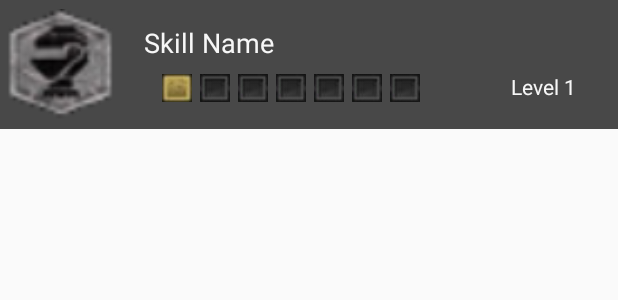
After one commit to Alberdrocs/MHWBuilder, an Android app: the layout list_item_skills.xml on its own in the app's theme, with its tools: preview values and no code run, on a phone screen of 412 x 824 dp. The commit adds this screen. Shown: the top 300 px of the screen. Run offline under Robolectric (Android 15) with nearby library versions, the phone set to English and light mode, and no system bars.

Commit message:
Added skills Recycler View

```diff
--- /dev/null
+++ b/app/src/main/res/layout/list_item_skills.xml
@@ -0,0 +1,115 @@
+<?xml version="1.0" encoding="utf-8"?>
+<layout xmlns:android="http://schemas.android.com/apk/res/android"
+    xmlns:app="http://schemas.android.com/apk/res-auto"
+    xmlns:tools="http://schemas.android.com/tools">
+
+    <data>
+
+    </data>
+
+    <androidx.constraintlayout.widget.ConstraintLayout
+        android:id="@+id/linearLayout"
+        android:layout_width="match_parent"
+        android:layout_height="wrap_content"
+        android:background="#B5000000"
+        android:orientation="vertical">
+
+        <ImageView
+            android:id="@+id/skillImage"
+            android:layout_width="76dp"
+            android:layout_height="86dp"
+            app:layout_constraintStart_toStartOf="parent"
+            app:layout_constraintTop_toTopOf="parent"
+            app:srcCompat="@mipmap/skill_icon_white" />
+
+        <TextView
+            android:id="@+id/skillNameTextView"
+            android:layout_width="wrap_content"
+            android:layout_height="wrap_content"
+            android:layout_marginStart="20dp"
+            android:layout_marginTop="16dp"
+            android:text="Skill Name"
+            android:textColor="#F7F7F7"
+            android:textSize="18sp"
+            app:layout_constraintStart_toEndOf="@+id/skillImage"
+            app:layout_constraintTop_toTopOf="parent" />
+
+        <TextView
+            android:id="@+id/skillActiveLevelTextView"
+            android:layout_width="wrap_content"
+            android:layout_height="wrap_content"
+            android:layout_marginTop="48dp"
+            android:layout_marginEnd="28dp"
+            android:text="Level 1"
+            android:textColor="#F7F7F7"
+            app:layout_constraintEnd_toEndOf="parent"
+            app:layout_constraintTop_toTopOf="parent" />
+
+        <LinearLayout
+            android:id="@+id/skillLevelsLinearLayout"
+            android:layout_width="wrap_content"
+            android:layout_height="wrap_content"
+            android:layout_marginStart="32dp"
+            android:layout_marginTop="8dp"
+            android:orientation="horizontal"
+            app:layout_constraintStart_toEndOf="@+id/skillImage"
+            app:layout_constraintTop_toBottomOf="@+id/skillNameTextView">
+
+            <ImageView
+                android:id="@+id/skillLevelImageView1"
+                android:layout_width="20dp"
+                android:layout_height="20dp"
+                android:layout_marginEnd="5dp"
+                android:layout_weight="1"
+                app:srcCompat="@mipmap/skill_active" />
+
+            <ImageView
+                android:id="@+id/skillLevelImageView2"
+                android:layout_width="20dp"
+                android:layout_height="20dp"
+                android:layout_marginEnd="5dp"
+                android:layout_weight="1"
+                app:srcCompat="@mipmap/skill_unactive" />
+
+            <ImageView
+                android:id="@+id/skillLevelImageView3"
+                android:layout_width="20dp"
+                android:layout_height="20dp"
+                android:layout_marginEnd="5dp"
+                android:layout_weight="1"
+                app:srcCompat="@mipmap/skill_unactive" />
+
+            <ImageView
+                android:id="@+id/skillLevelImageView4"
+                android:layout_width="20dp"
+                android:layout_height="20dp"
+                android:layout_marginEnd="5dp"
+                android:layout_weight="1"
+                app:srcCompat="@mipmap/skill_unactive" />
+
+            <ImageView
+                android:id="@+id/skillLevelImageView5"
+                android:layout_width="20dp"
+                android:layout_height="20dp"
+                android:layout_marginEnd="5dp"
+                android:layout_weight="1"
+                app:srcCompat="@mipmap/skill_unactive" />
+
+            <ImageView
+                android:id="@+id/skillLevelImageView6"
+                android:layout_width="20dp"
+                android:layout_height="20dp"
+                android:layout_marginEnd="5dp"
+                android:layout_weight="1"
+                app:srcCompat="@mipmap/skill_unactive" />
+
+            <ImageView
+                android:id="@+id/skillLevelImageView7"
+                android:layout_width="20dp"
+                android:layout_height="20dp"
+                android:layout_marginEnd="5dp"
+                android:layout_weight="1"
+                app:srcCompat="@mipmap/skill_unactive" />
+        </LinearLayout>
+    </androidx.constraintlayout.widget.ConstraintLayout>
+</layout>
```
Also changed, not shown: app/src/main/java/org/ieselcaminas/alberto/finalproject/mhwbuilder/buildcreator/buildmaker/Equipment.kt (+56 -90 lines), app/src/main/java/org/ieselcaminas/alberto/finalproject/mhwbuilder/buildcreator/buildmaker/EquipmentAdapter.kt (+6 -8 lines), app/src/main/java/org/ieselcaminas/alberto/finalproject/mhwbuilder/buildcreator/buildmaker/EquipmentViewModel.kt (+5 -4 lines), app/src/main/java/org/ieselcaminas/alberto/finalproject/mhwbuilder/buildcreator/buildmaker/armorPicker/ArmorPickerAdapter.kt (+7 -9 lines), app/src/main/java/org/ieselcaminas/alberto/finalproject/mhwbuilder/buildcreator/buildmaker/decorationPicker/DecorationPickerAdapter.kt (+7 -7 lines), app/src/main/java/org/ieselcaminas/alberto/finalproject/mhwbuilder/buildcreator/skills/Skills.kt (+25 -5 lines), app/src/main/java/org/ieselcaminas/alberto/finalproject/mhwbuilder/buildcreator/skills/SkillsAdapter.kt (added, +66 -0 lines), app/src/main/res/layout/skills_fragment.xml (+7 -5 lines), app/src/main/res/mipmap-mdpi/skill_active.png (added), app/src/main/res/mipmap-mdpi/skill_unactive.png (added), 2 other files.
